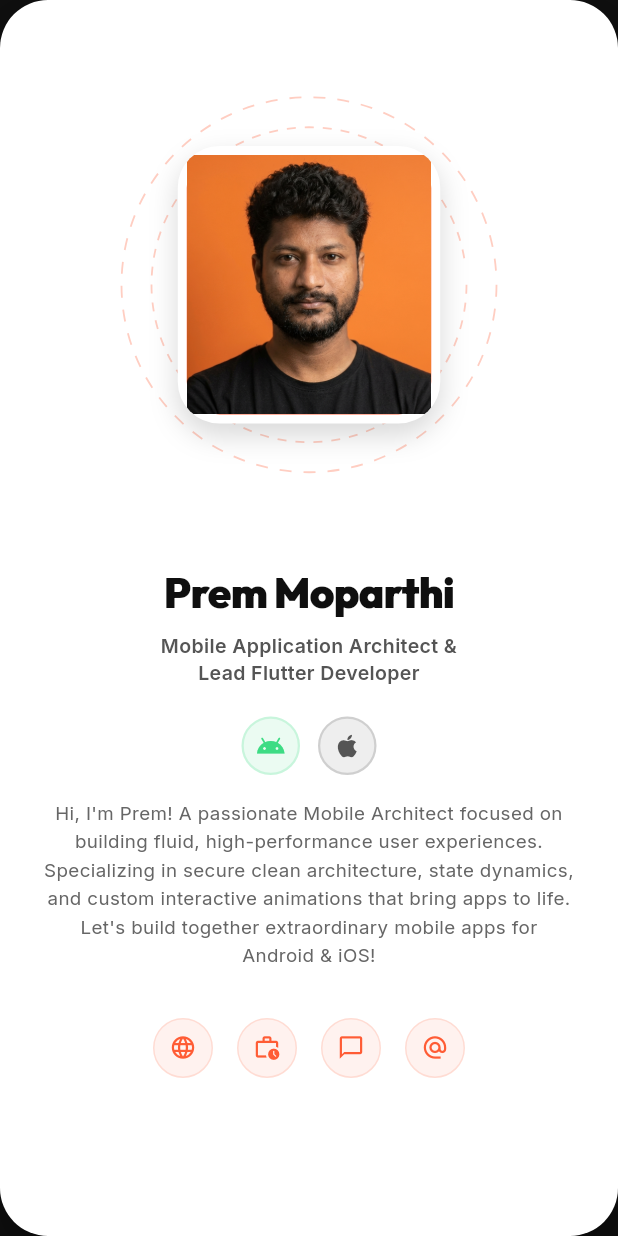
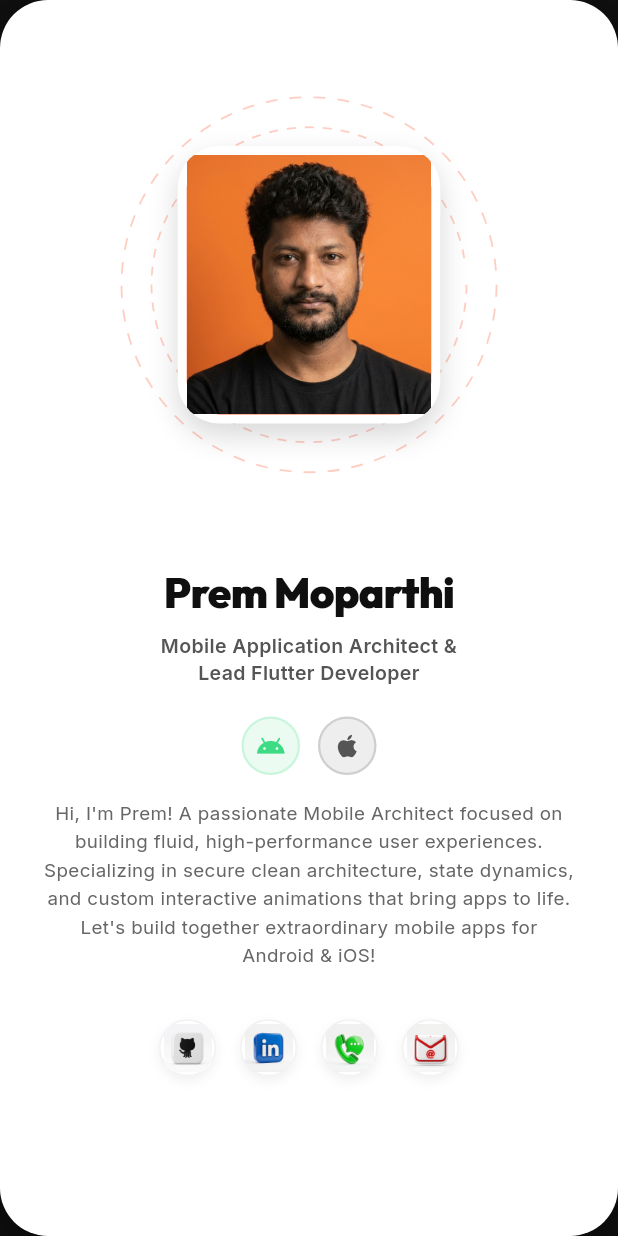
Before and after one commit to premmoparthi0829-hash/prem_portfolio, a Flutter app: the LeftProfileCard widget shown alone on an empty page, opened directly, on a phone screen of 412 x 824 dp. Run offline on Flutter 3.47's test engine with Material 3 defaults, Android fonts, the phone set to English and light mode, and no system bars; our stand-ins replace google_fonts, shared_preferences, simple_icons; missing offline and left inert: dart:html; accounts and stored records are empty.

Commit message:
3d icons

```diff
--- a/lib/main.dart
+++ b/lib/main.dart
@@ -1413,23 +1413,23 @@ class LeftProfileCard extends StatelessWidget {
             runSpacing: 8,
             children: [
               SocialIconBtn(
-                icon: Icons.language,
+                assetPath: 'assets/github_3d.png',
                 onTap: () => _launchUrl("https://github.com/premmoparthi0829"),
                 tooltip: "GitHub",
               ),
               SocialIconBtn(
-                icon: Icons.work_history_outlined,
+                assetPath: 'assets/linkedin_3d.png',
                 onTap: () =>
                     _launchUrl("https://linkedin.com/in/moparthi-prem"),
                 tooltip: "LinkedIn",
               ),
               SocialIconBtn(
-                icon: Icons.chat_bubble_outline_outlined,
+                assetPath: 'assets/contact_3d.png',
                 onTap: () => _launchUrl("tel:+917780324745"),
                 tooltip: "Contact",
               ),
               SocialIconBtn(
-                icon: Icons.alternate_email_outlined,
+                assetPath: 'assets/email_3d.png',
                 onTap: () => _launchUrl("mailto:premmoparthi8@gmail.com"),
                 tooltip: "Email",
               ),
@@ -1443,37 +1443,119 @@ class LeftProfileCard extends StatelessWidget {
 
 // --- Social Icon Button ---
 
-class SocialIconBtn extends StatelessWidget {
-  final IconData icon;
+class SocialIconBtn extends StatefulWidget {
+  final IconData? icon;
+  final String? assetPath;
   final Function() onTap;
   final String tooltip;
 
   const SocialIconBtn({
     super.key,
-    required this.icon,
+    this.icon,
+    this.assetPath,
     required this.onTap,
     required this.tooltip,
   });
 
   @override
+  State<SocialIconBtn> createState() => _SocialIconBtnState();
+}
+
+class _SocialIconBtnState extends State<SocialIconBtn> with SingleTickerProviderStateMixin {
+  late AnimationController _floatController;
+  late Animation<double> _floatAnimation;
+  bool _isHovered = false;
+
+  @override
+  void initState() {
+    super.initState();
+    // Continuous floating animation
+    _floatController = AnimationController(
+      vsync: this,
+      duration: const Duration(seconds: 3),
+    )..repeat(reverse: true);
+
+    _floatAnimation = Tween<double>(begin: -2.0, end: 2.0).animate(
+      CurvedAnimation(
+        parent: _floatController,
+        curve: Curves.easeInOutQuad,
+      ),
+    );
+  }
+
+  @override
+  void dispose() {
+    _floatController.dispose();
+    super.dispose();
+  }
+
+  @override
   Widget build(BuildContext context) {
     return Tooltip(
-      message: tooltip,
-      child: HoverWidget(
-        onTap: onTap,
-        scale: 1.25,
+      message: widget.tooltip,
+      child: MouseRegion(
+        onEnter: (_) => setState(() => _isHovered = true),
+        onExit: (_) => setState(() => _isHovered = false),
+        cursor: SystemMouseCursors.click,
+        child: GestureDetector(
+          onTap: widget.onTap,
+          child: AnimatedBuilder(
+            animation: _floatAnimation,
+            builder: (context, child) {
+              // Combine float and hover lift
+              final double hoverLift = _isHovered ? -5.0 : 0.0;
+              final double yOffset = _floatAnimation.value + hoverLift;
+              final double scale = _isHovered ? 1.2 : 1.0;
+              final double rotation = _isHovered ? 0.08 : 0.0;
+
+              return Transform.translate(
+                offset: Offset(0, yOffset),
+                child: Transform.rotate(
+                  angle: rotation,
+                  child: AnimatedScale(
+                    scale: scale,
+                    duration: const Duration(milliseconds: 250),
+                    curve: Curves.easeOutBack,
+                    child: child,
+                  ),
+                ),
+              );
+            },
             child: Container(
               margin: const EdgeInsets.symmetric(horizontal: 8),
-          padding: const EdgeInsets.all(10),
-          decoration: BoxDecoration(
-            color: const Color(0xFFFF5C35).withOpacity(0.08),
+              padding: EdgeInsets.all(widget.assetPath != null ? 2 : 10),
+              decoration: BoxDecoration(
+                color: widget.assetPath != null
+                    ? Colors.white
+                    : const Color(0xFFFF5C35).withOpacity(0.08),
                 shape: BoxShape.circle,
                 border: Border.all(
-              color: const Color(0xFFFF5C35).withOpacity(0.15),
+                  color: widget.assetPath != null
+                      ? Colors.black.withOpacity(0.05)
+                      : const Color(0xFFFF5C35).withOpacity(0.15),
                   width: 1,
             ),
-          ),
-          child: Icon(icon, size: 18, color: const Color(0xFFFF5C35)),
+            boxShadow: [
+              BoxShadow(
+                    color: Colors.black.withOpacity(_isHovered ? 0.15 : 0.06),
+                    blurRadius: _isHovered ? 12 : 6,
+                    offset: Offset(0, _isHovered ? 6 : 3),
+              ),
+            ],
+          ),
+          clipBehavior: widget.assetPath != null ? Clip.antiAlias : Clip.none,
+          child: widget.assetPath != null
+              ? Image.asset(
+                  widget.assetPath!,
+                  width: 32,
+                  height: 32,
+                  fit: BoxFit.cover,
+                )
+              : (widget.icon != null
+                  ? Icon(widget.icon, size: 18, color: const Color(0xFFFF5C35))
+                  : const SizedBox.shrink()),
+            ),
+          ),
         ),
       ),
     );
```
Also changed, not shown: assets/contact_3d.png (added), assets/email_3d.png (added), assets/github_3d.png (added), assets/linkedin_3d.png (added), pubspec.lock. Lines whose indentation alone changed are shown as unchanged.
